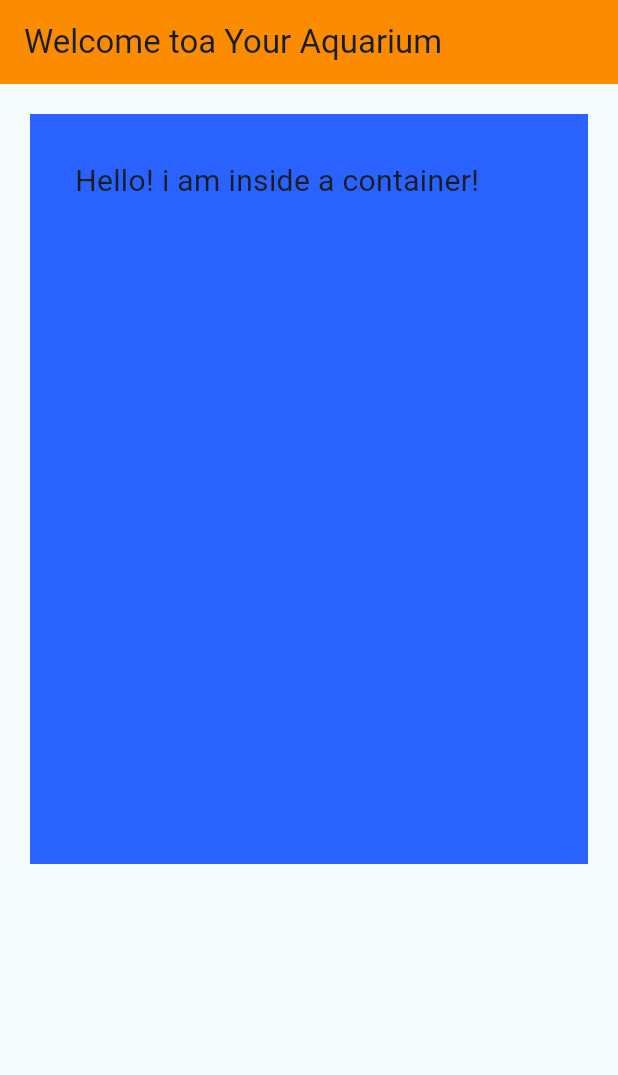
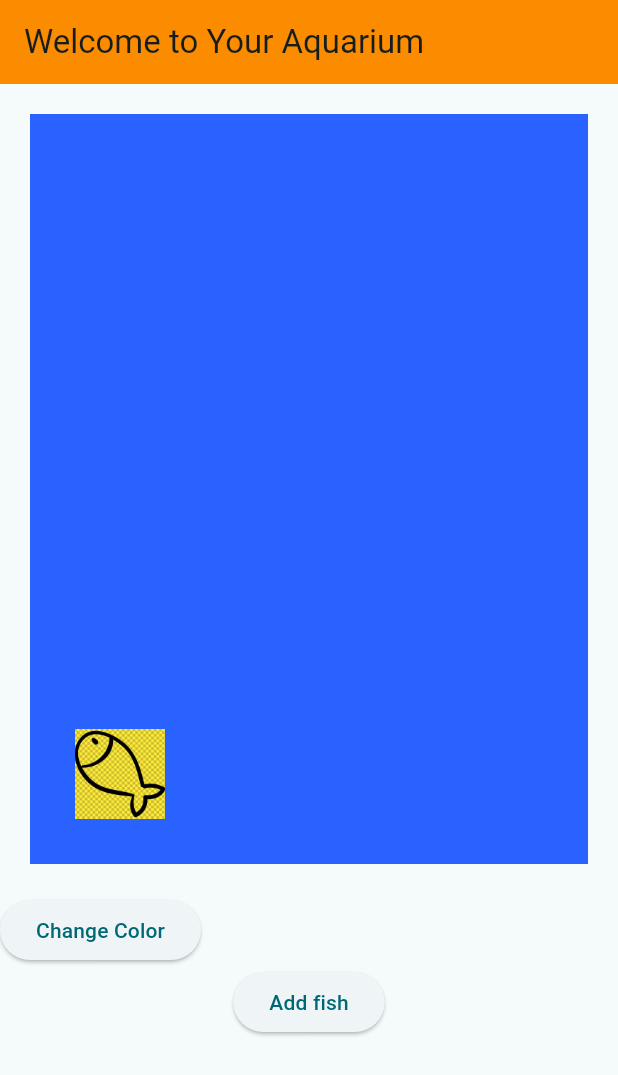
Before and after one commit to NyimaG/CW5, a Flutter app: the screen it shows after launch, on a phone screen of 412 x 824 dp. Shown: the top 1075 px of the screen. Run offline on Flutter 3.47's test engine with Material 3 defaults, Android fonts, the phone set to English and light mode, and no system bars.

Commit message:
added add fish button

```diff
--- a/lib/main.dart
+++ b/lib/main.dart
@@ -22,44 +22,68 @@
   }
 }
 
-class MyHomePage extends StatelessWidget {
+class MyHomePage extends StatefulWidget {
   const MyHomePage({super.key, required this.title});
-
-  // This widget is the home page of your application. It is stateful, meaning
-  // that it has a State object (defined below) that contains fields that affect
-  // how it looks.
-
-  // This class is the configuration for the state. It holds the values (in this
-  // case the title) provided by the parent (in this case the App widget) and
-  // used by the build method of the State. Fields in a Widget subclass are
-  // always marked "final".
-
   final String title;
 
   @override
-  //State<MyHomePage> createState() => _MyHomePageState();
+  State<MyHomePage> createState() => _MyHomePageState();
+}
 
-  //class _MyHomePageState extends State<MyHomePage> {
+class _MyHomePageState extends State<MyHomePage> {
+  Color color = Colors.yellow;
+  void changeColor() {
+    setState(() {
+      color = Colors.green;
+    });
+  }
 
   @override
   Widget build(BuildContext context) {
     return Scaffold(
         appBar: AppBar(
           backgroundColor: Colors.orange.shade600,
-        title: Text("Welcome toa Your Aquarium"),
+          title: Text("Welcome to Your Aquarium"),
         ),
-      body: Container(
+        body: Column(
+          children: [
+            Container(
               color: Colors.blueAccent.shade700,
               height: 500,
               width: double.infinity,
               margin: const EdgeInsets.all(20),
               padding: const EdgeInsets.all(30),
-        //decoration: BoxDecoration(
-        //border: Border.all(color: Colors.black, width: 3),
-        //),
-        child: const Text("Hello! i am inside a container!",
-            style: TextStyle(fontSize: 20)),
+              alignment: Alignment.bottomLeft,
+              child: Container(
+                height: 60.0,
+                width: 60.0,
+                child: ColorFiltered(
+                  colorFilter: ColorFilter.mode(
+                    color,
+                    BlendMode.modulate,
                   ),
-    );
+                  child: const Image(
+                    image: AssetImage('assets/fish1.jpg'),
+                    fit: BoxFit.cover,
+                  ),
+                ),
+              ),
+            ),
+            Container(
+              alignment: Alignment.bottomLeft,
+              child: ElevatedButton(
+                onPressed: changeColor,
+                child: Text("Change Color"),
+              ),
+            ),
+            Container(
+              alignment: Alignment.bottomCenter,
+              child: ElevatedButton(
+                onPressed: () {},
+                child: Text("Add fish"),
+              ),
+            ),
+          ],
+        ));
   }
 }
```
Also changed, not shown: pubspec.yaml (+10 -3 lines), assets/fish1.jpg (added), pubspec.lock, 1 other file. Lines whose indentation alone changed are shown as unchanged.
